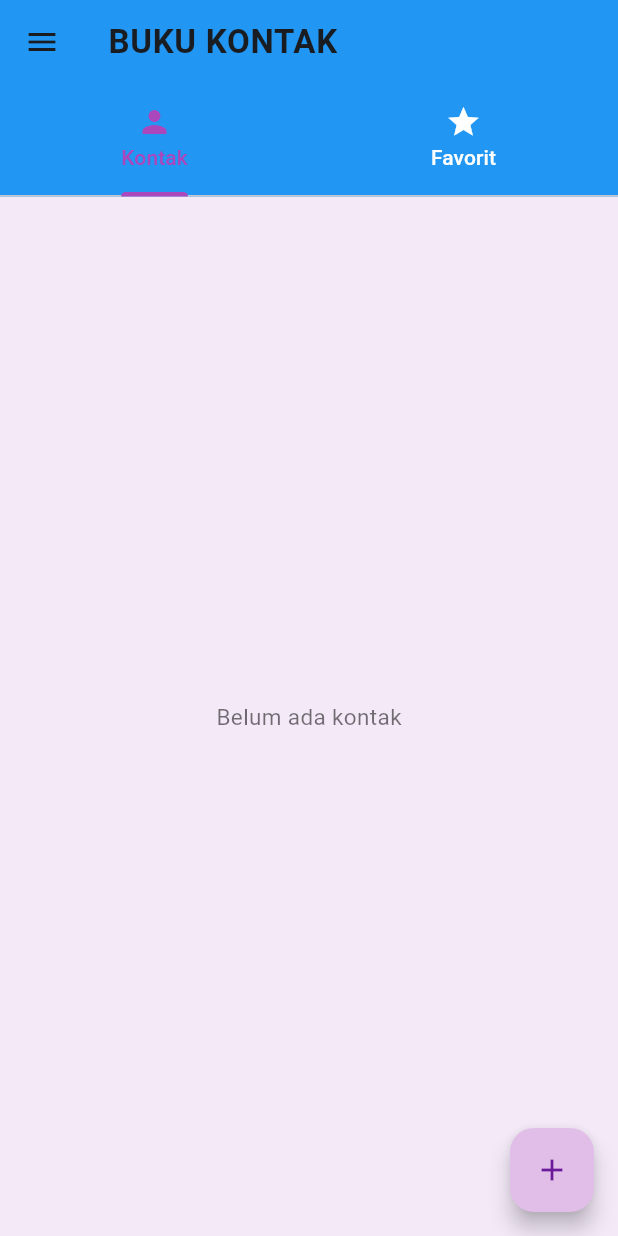
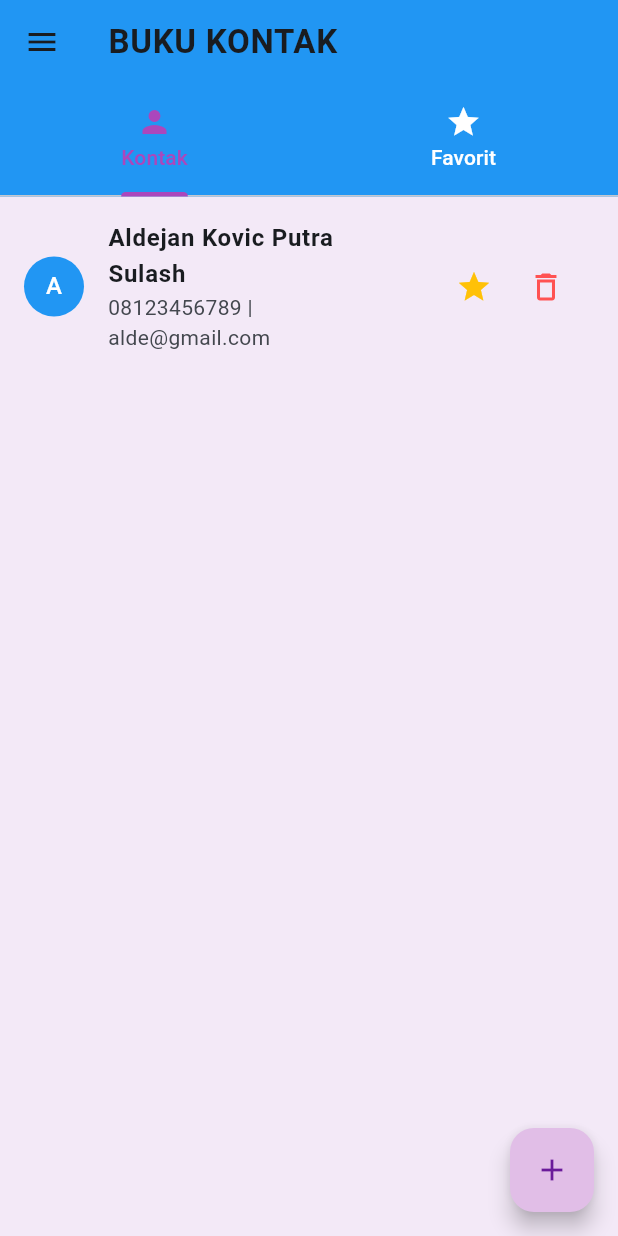
Before and after one commit to laafuan/Zaidan_BukuKontakbaru, a Flutter app: the screen it shows after launch, on a phone screen of 412 x 824 dp. Run offline on Flutter 3.47's test engine with Material 3 defaults, Android fonts, the phone set to English and light mode, and no system bars.

Commit message:
Menambahkan kontak pada menu favorit

```diff
--- a/lib/main.dart
+++ b/lib/main.dart
@@ -56,6 +56,17 @@ class _HomePageState extends State<HomePage> with SingleTickerProviderStateMixin
   void initState() {
     super.initState();
     _tabController = TabController(length: 2, vsync: this);
+
+    // --- TAMBAHKAN KODE INI UNTUK TUGAS 3 ---
+    _daftarKontak.add(
+      Kontak(
+        nama: 'Aldejan Kovic Putra Sulash',
+        email: 'alde@gmail.com',
+        telepon: '08123456789',
+        favorit: true, // Nilai ini wajib 'true' agar langsung masuk ke Tab Favorit
+      ),
+    );
+    // ----------------------------------------
   }
 
   @override
--- a/pubspec.yaml
+++ b/pubspec.yaml
@@ -19,7 +19,7 @@ publish_to: 'none' # Remove this line if you wish to publish to pub.dev
 version: 1.0.0+1
 
 environment:
-  sdk: ^3.13.1
+  sdk: ^3.12.2
 
 # Dependencies specify other packages that your package needs in order to work.
 # To automatically upgrade your package dependencies to the latest versions
```
Also changed, not shown: pubspec.lock.
